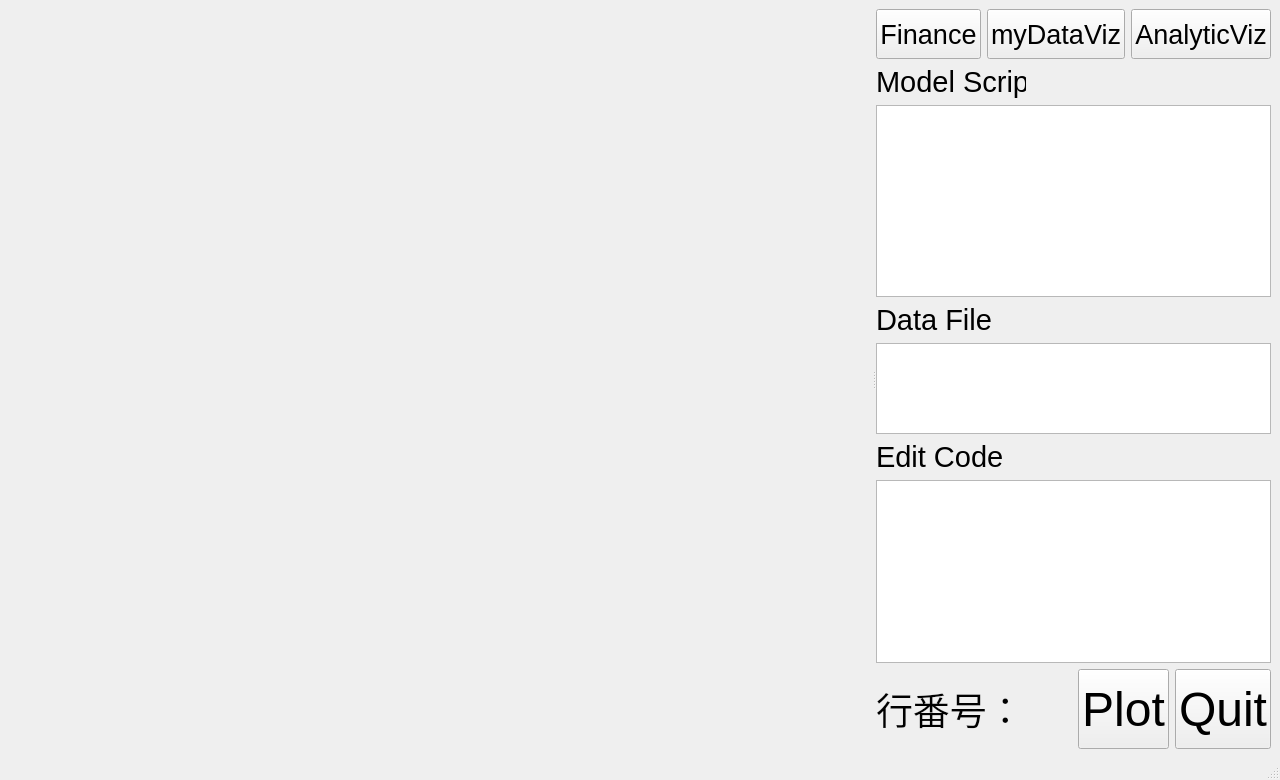
Old version of the form backtest/samples/20231006_awesome_graaph_class/dataviz_ui.ui in the repository mashi727/mokumoku-kai.
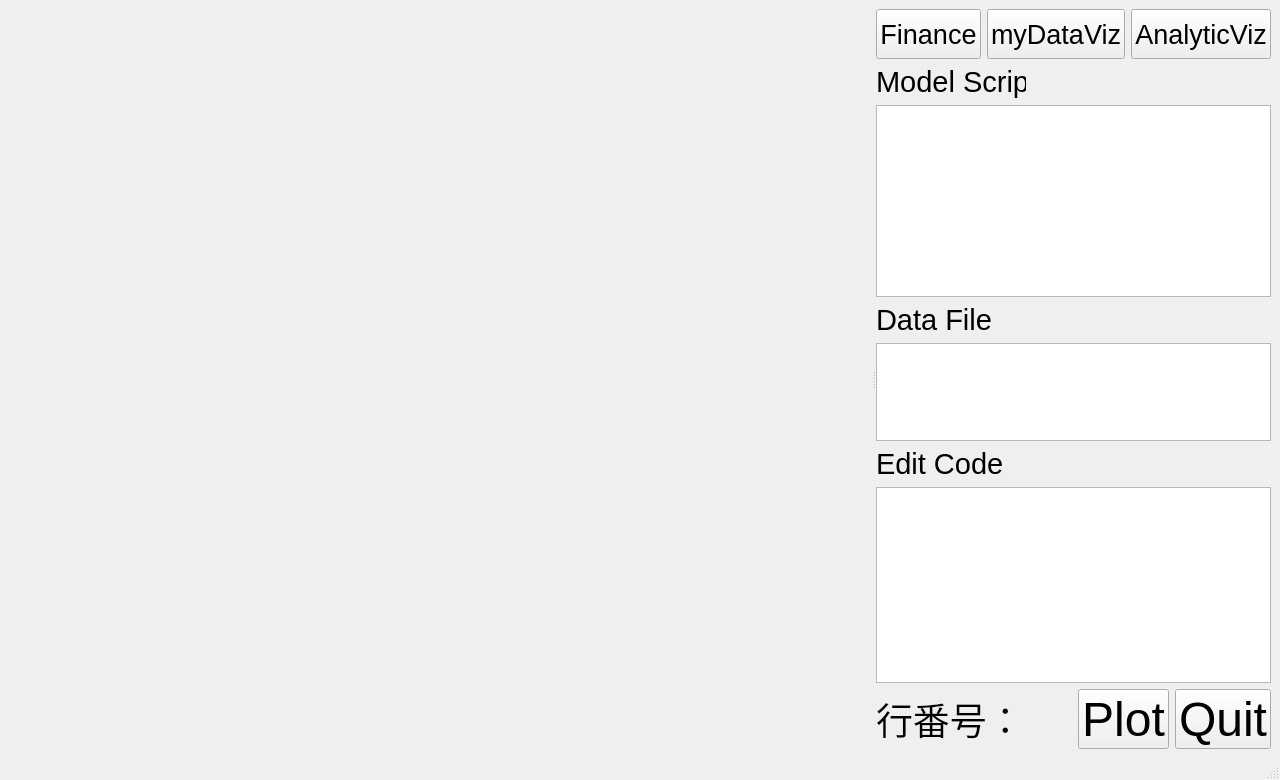
New version of the form.

The edit to the form file:
```diff
--- a/backtest/samples/20231006_awesome_graaph_class/dataviz_ui.ui
+++ b/backtest/samples/20231006_awesome_graaph_class/dataviz_ui.ui
@@ -444,13 +444,13 @@
             <property name="minimumSize">
              <size>
               <width>40</width>
-              <height>80</height>
+              <height>60</height>
              </size>
             </property>
             <property name="maximumSize">
              <size>
               <width>120</width>
-              <height>80</height>
+              <height>60</height>
              </size>
             </property>
             <property name="font">
@@ -475,13 +475,13 @@
             <property name="minimumSize">
              <size>
               <width>40</width>
-              <height>80</height>
+              <height>60</height>
              </size>
             </property>
             <property name="maximumSize">
              <size>
               <width>120</width>
-              <height>80</height>
+              <height>60</height>
              </size>
             </property>
             <property name="font">
```
